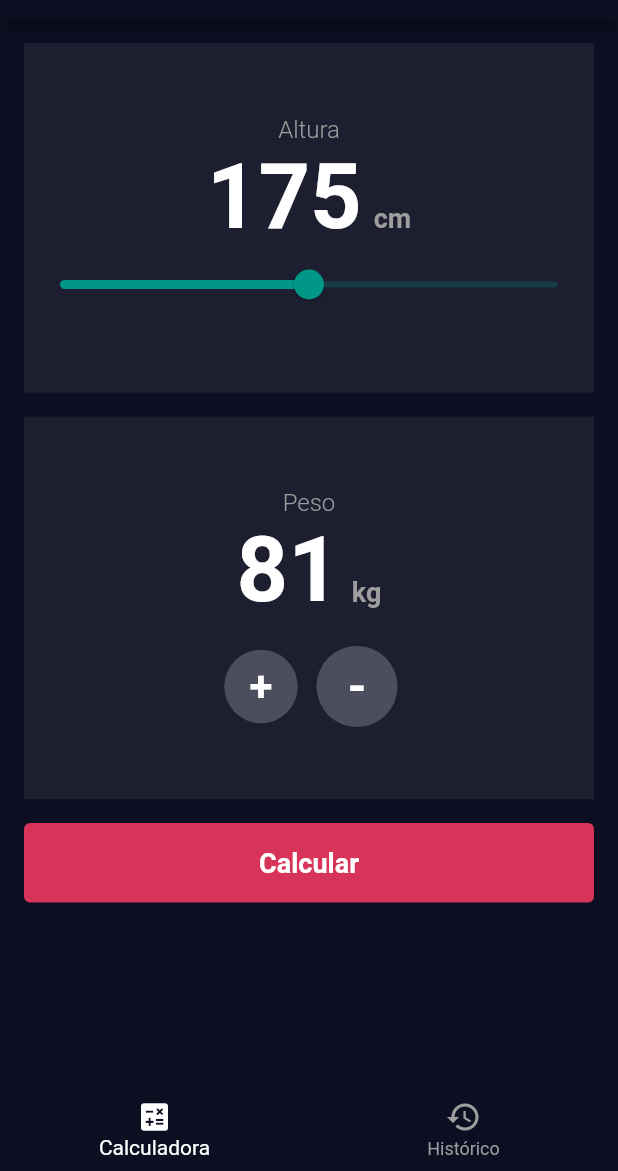
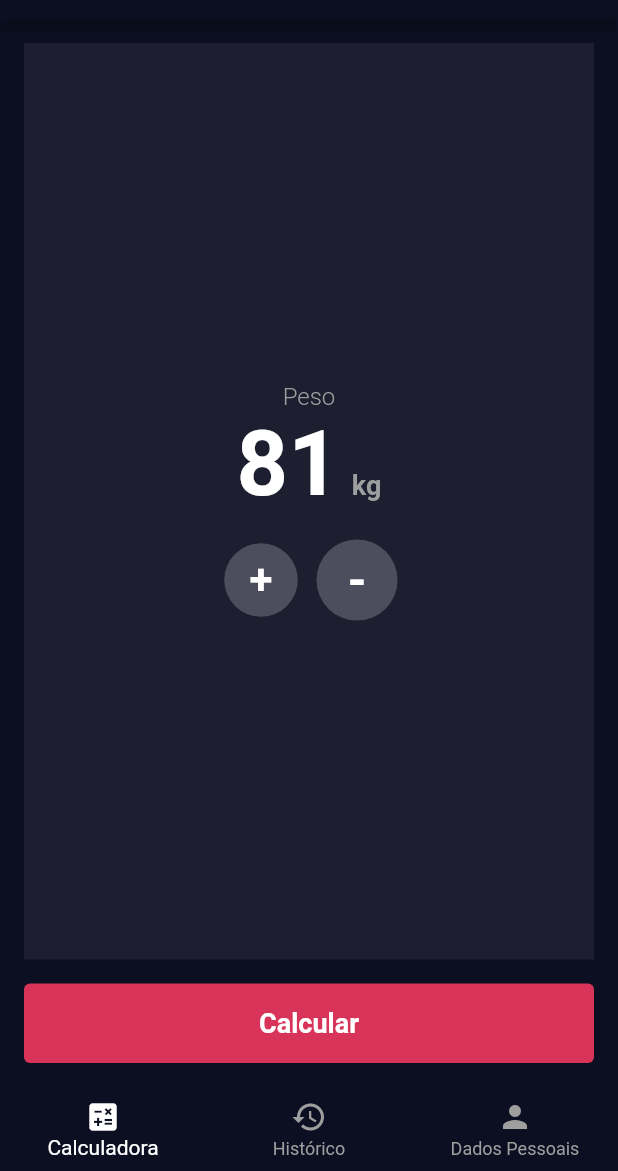
Before and after one commit to jeiseldias/dio-imcflutter, a Flutter app: the screen it shows after launch, after a tap on an icon or button, on a phone screen of 412 x 824 dp, the part 65-1236 px from its top. Run offline on Flutter 3.47's test engine with Material 2 defaults, Android fonts, the phone set to English and light mode, and no system bars; our stand-ins replace google_fonts, sqflite; accounts and stored records are empty.

Commit message:
Iniciando implementação

```diff
--- a/lib/model/imc.dart
+++ b/lib/model/imc_model.dart
@@ -1,9 +1,11 @@
 import 'dart:math';
 
-class Imc {
+class ImcModel {
+  int _id = 0;
   int _altura = 0;
   int _peso = 0;
 
+  int get id => _id;
   int get altura => _altura;
 
   int get peso => _peso;
@@ -53,5 +55,9 @@ class Imc {
     return resposta.toUpperCase();
   }
 
-  Imc(this._altura, this._peso);
+  ImcModel(int altura, int peso) {
+    _id = 0;
+    _altura = altura;
+    _peso = peso;
+  }
 }
--- a/lib/pages/form_page.dart
+++ b/lib/pages/form_page.dart
@@ -1,84 +1,43 @@
 import 'package:flutter/material.dart';
-import 'package:imc/model/imc.dart';
+import 'package:imc/model/imc_model.dart';
 import 'package:imc/pages/result_page.dart';
+import 'package:imc/repositories/imc_repository.dart';
 
 class FormPage extends StatefulWidget {
-  final List<Imc> historico;
-  const FormPage({super.key, required this.historico});
+  const FormPage({super.key});
 
   @override
   State<FormPage> createState() => _FormPageState();
 }
 
 class _FormPageState extends State<FormPage> {
+  IMCRepository imcRepository = IMCRepository();
   int alturaEscolhida = 175;
   int pesoEscolhido = 80;
 
-  void handleCalcular() {
-    widget.historico.add(Imc(alturaEscolhida, pesoEscolhido));
+  void handleCalcular() async {
+    await imcRepository.salvarLeitura(ImcModel(alturaEscolhida, pesoEscolhido));
 
+    irParaResultado();
+  }
+
+  void irParaResultado() {
     Navigator.push(
-        context,
-        MaterialPageRoute(
-            builder: (context) => ResultPage(
-                  imc: Imc(alturaEscolhida, pesoEscolhido),
-                )));
+        context, MaterialPageRoute(builder: (context) => ResultPage()));
   }
 
   @override
   Widget build(BuildContext context) {
     return Column(
       children: [
-        Container(
-          width: double.infinity,
-          padding: const EdgeInsets.symmetric(vertical: 48),
-          margin: const EdgeInsets.fromLTRB(0, 0, 0, 16),
-          color: const Color(0xFF1D1F30),
-          child: Column(
-            children: [
-              const Text("Altura",
-                  style: TextStyle(
-                      fontSize: 16,
-                      fontWeight: FontWeight.w300,
-                      color: Colors.grey)),
-              Row(
-                mainAxisAlignment: MainAxisAlignment.center,
-                children: [
-                  Text(alturaEscolhida.toString(),
-                      style: const TextStyle(
-                          fontSize: 60,
-                          fontWeight: FontWeight.bold,
-                          color: Colors.white)),
-                  const SizedBox(
-                    width: 8,
-                  ),
-                  const Padding(
-                    padding: EdgeInsets.fromLTRB(0, 30, 0, 0),
-                    child: Text("cm",
-                        style: TextStyle(
-                            fontSize: 18,
-                            fontWeight: FontWeight.bold,
-                            color: Colors.grey)),
-                  ),
-                ],
-              ),
-              Slider(
-                  min: 120,
-                  max: 230,
-                  value: double.parse(alturaEscolhida.toString()),
-                  onChanged: (double value) {
-                    setState(() {
-                      alturaEscolhida = value.round();
-                    });
-                  }),
-            ],
-          ),
-        ),
-        Container(
+        Expanded(
+          child: Container(
               width: double.infinity,
               padding: const EdgeInsets.symmetric(vertical: 48),
               color: const Color(0xFF1D1F30),
-            child: Column(children: [
+              child: Column(
+                  mainAxisAlignment: MainAxisAlignment.center,
+                  children: [
                     const Text("Peso",
                         style: TextStyle(
                             fontSize: 16,
@@ -150,6 +109,7 @@ class _FormPageState extends State<FormPage> {
                       ],
                     ),
                   ])),
+        ),
         const SizedBox(
           height: 16,
         ),
--- a/lib/pages/history_page.dart
+++ b/lib/pages/history_page.dart
@@ -1,21 +1,35 @@
 import 'package:flutter/material.dart';
-import '../model/imc.dart';
+import 'package:imc/repositories/imc_repository.dart';
+import '../model/imc_model.dart';
 
 class HistoryPage extends StatefulWidget {
-  final List<Imc> historico;
-  const HistoryPage({super.key, required this.historico});
+  const HistoryPage({super.key});
 
   @override
   State<HistoryPage> createState() => _HistoryPageState();
 }
 
 class _HistoryPageState extends State<HistoryPage> {
+  IMCRepository imcRepository = IMCRepository();
+  List<ImcModel> _leituras = [];
+
+  @override
+  void initState() {
+    super.initState();
+    obterLeituras();
+  }
+
+  void obterLeituras() async {
+    _leituras = await imcRepository.obterLeituras();
+    setState(() {});
+  }
+
   @override
   Widget build(BuildContext context) {
     return ListView.builder(
-      itemCount: widget.historico.length,
+      itemCount: _leituras.length,
       itemBuilder: (BuildContext bc, int index) {
-        var currentIMC = widget.historico[index];
+        var currentIMC = _leituras[index];
         return ListTile(
           title: Text(
             currentIMC.retornaResultado(currentIMC.calcularIMC()),
--- a/lib/pages/main_page.dart
+++ b/lib/pages/main_page.dart
@@ -1,7 +1,8 @@
 import 'package:flutter/material.dart';
-import 'package:imc/model/imc.dart';
+import 'package:imc/model/imc_model.dart';
 import 'package:imc/pages/form_page.dart';
 import 'package:imc/pages/history_page.dart';
+import 'package:imc/pages/settings_page.dart';
 
 class MainPage extends StatefulWidget {
   const MainPage({super.key});
@@ -13,7 +14,7 @@ class MainPage extends StatefulWidget {
 class _MainPageState extends State<MainPage> {
   PageController controller = PageController(initialPage: 0);
   int pageNumber = 0;
-  List<Imc> historico = [];
+  List<ImcModel> historico = [];
 
   @override
   Widget build(BuildContext context) {
@@ -36,9 +37,10 @@ class _MainPageState extends State<MainPage> {
                     pageNumber = value;
                   });
                 },
-                children: [
-                  FormPage(historico: historico),
-                  HistoryPage(historico: historico),
+                children: const [
+                  FormPage(),
+                  HistoryPage(),
+                  SettingsPage(),
                 ],
               ),
             ),
@@ -57,6 +59,8 @@ class _MainPageState extends State<MainPage> {
                   label: "Calculadora", icon: Icon(Icons.calculate)),
               BottomNavigationBarItem(
                   label: "Histórico", icon: Icon(Icons.history)),
+              BottomNavigationBarItem(
+                  label: "Dados Pessoais", icon: Icon(Icons.person)),
             ],
           ),
         ]),
--- /dev/null
+++ b/lib/pages/settings_page.dart
@@ -0,0 +1,130 @@
+import 'package:flutter/material.dart';
+import 'package:imc/model/usuario_model.dart';
+import 'package:imc/repositories/usuario_repository.dart';
+
+class SettingsPage extends StatefulWidget {
+  const SettingsPage({super.key});
+
+  @override
+  State<SettingsPage> createState() => _SettingsPageState();
+}
+
+class _SettingsPageState extends State<SettingsPage> {
+  UsuarioRepository _usuarioRepository = UsuarioRepository();
+  UsuarioModel _usuarioModel = UsuarioModel("", 175);
+  TextEditingController _nomeController = TextEditingController();
+
+  @override
+  void initState() {
+    super.initState();
+    obterDados();
+  }
+
+  void handleSalvar() {
+    _usuarioModel.nome = _nomeController.text;
+    _usuarioRepository.alterarDados(_usuarioModel);
+  }
+
+  void obterDados() async {
+    _usuarioModel = await _usuarioRepository.obterDados();
+    _nomeController.text = _usuarioModel.nome;
+    setState(() {});
+  }
+
+  @override
+  Widget build(BuildContext context) {
+    return ListView(children: [
+      Column(
+        children: [
+          Container(
+            width: double.infinity,
+            padding: const EdgeInsets.symmetric(vertical: 48),
+            margin: const EdgeInsets.fromLTRB(0, 0, 0, 16),
+            color: const Color(0xFF1D1F30),
+            child: Column(
+              children: [
+                const Text("Seu nome",
+                    style: TextStyle(
+                        fontSize: 16,
+                        fontWeight: FontWeight.w300,
+                        color: Colors.grey)),
+                Padding(
+                  padding: const EdgeInsets.symmetric(horizontal: 16),
+                  child: TextField(
+                    controller: _nomeController,
+                    decoration: const InputDecoration(
+                        enabledBorder: UnderlineInputBorder(
+                            borderSide: BorderSide(color: Colors.teal))),
+                    style: const TextStyle(color: Colors.white),
+                  ),
+                ),
+              ],
+            ),
+          ),
+          Container(
+            width: double.infinity,
+            padding: const EdgeInsets.symmetric(vertical: 48),
+            margin: const EdgeInsets.fromLTRB(0, 0, 0, 16),
+            color: const Color(0xFF1D1F30),
+            child: Column(
+              children: [
+                const Text("Sua altura",
+                    style: TextStyle(
+                        fontSize: 16,
+                        fontWeight: FontWeight.w300,
+                        color: Colors.grey)),
+                Row(
+                  mainAxisAlignment: MainAxisAlignment.center,
+                  children: [
+                    Text(_usuarioModel.altura.toString(),
+                        style: const TextStyle(
+                            fontSize: 60,
+                            fontWeight: FontWeight.bold,
+                            color: Colors.white)),
+                    const SizedBox(
+                      width: 8,
+                    ),
+                    const Padding(
+                      padding: EdgeInsets.fromLTRB(0, 30, 0, 0),
+                      child: Text("cm",
+                          style: TextStyle(
+                              fontSize: 18,
+                              fontWeight: FontWeight.bold,
+                              color: Colors.grey)),
+                    ),
+                  ],
+                ),
+                Slider(
+                    min: 120,
+                    max: 230,
+                    value: double.parse(_usuarioModel.altura.toString()),
+                    onChanged: (double value) {
+                      setState(() {
+                        _usuarioModel.altura =
+                            int.parse(value.round().toString());
+                      });
+                    }),
+              ],
+            ),
+          ),
+          Container(
+            width: double.infinity,
+            child: TextButton(
+              onPressed: handleSalvar,
+              style: TextButton.styleFrom(
+                  backgroundColor: const Color(0xffD83459),
+                  foregroundColor: Colors.white),
+              child: const Padding(
+                padding: EdgeInsets.symmetric(vertical: 8),
+                child: Text(
+                  "Salvar dados pessoais",
+                  style: TextStyle(fontSize: 18, fontWeight: FontWeight.bold),
+                ),
+              ),
+            ),
+          )
+        ],
+      ),
+    ]);
+  }
+}
--- /dev/null
+++ b/lib/repositories/imc_repository.dart
@@ -0,0 +1,42 @@
+import 'package:imc/model/imc_model.dart';
+import 'package:imc/repositories/sqlite_database.dart';
+
+class IMCRepository {
+  Future<List<ImcModel>> obterLeituras() async {
+    var db = await SQLiteDatabase().obterDB();
+    List<ImcModel> leituras = [];
+
+    var result = await db.rawQuery("SELECT * FROM leituras ORDER BY id DESC");
+    for (var leitura in result) {
+      leituras.add(ImcModel(int.parse(leitura["altura"].toString()),
+          int.parse(leitura["peso"].toString())));
+    }
+
+    return leituras;
+  }
+
+  Future<ImcModel> obterUltimaLeitura() async {
+    var db = await SQLiteDatabase().obterDB();
+
+    var result =
+        await db.rawQuery("SELECT * FROM leituras ORDER BY id DESC LIMIT 1");
+
+    ImcModel imcModel = ImcModel(int.parse(result[0]["altura"].toString()),
+        int.parse(result[0]["peso"].toString()));
+
+    return imcModel;
+  }
+
+  Future<void> salvarLeitura(ImcModel imcModel) async {
+    var db = await SQLiteDatabase().obterDB();
+
+    db.rawInsert("INSERT INTO leituras(altura, peso) VALUES (?,?)",
+        [imcModel.altura, imcModel.peso]);
+  }
+
+  Future<void> excluirLeitura(ImcModel imcModel) async {
+    var db = await SQLiteDatabase().obterDB();
+
+    db.rawDelete("DELETE FROM leituras WHERE id = ?", [imcModel.id]);
+  }
+}
--- /dev/null
+++ b/lib/repositories/sqlite_database.dart
@@ -0,0 +1,47 @@
+import 'package:sqflite/sqflite.dart';
+import 'package:path/path.dart' as path;
+
+class SQLiteDatabase {
+  Map<int, String> scripts = {
+    1: '''
+      CREATE TABLE leituras(
+        id INTEGER PRIMARY KEY AUTOINCREMENT,
+        altura INTEGER,
+        peso INTEGER
+      );
+    ''',
+    2: '''
+      CREATE TABLE dados(
+        nome TEXT,
+        altura INTEGER
+      );
+    ''',
+    3: '''
+      INSERT INTO dados (nome, altura) VALUES ("",175);
+    ''',
+  };
+
+  static Database? db;
+
+  Future<Database> obterDB() async {
+    if (db == null) {
+      return await iniciarDB();
+    } else {
+      return db!;
+    }
+  }
+
+  Future<Database> iniciarDB() async {
+    return await openDatabase(
+        path.join(await getDatabasesPath(), 'database.imc'),
+        version: scripts.length, onCreate: (Database db, int version) async {
+      for (var i = 1; i <= scripts.length; i++) {
+        await db.execute(scripts[i]!);
+      }
+    }, onUpgrade: (Database db, int oldVersion, int newVersion) async {
+      for (var i = oldVersion + 1; i <= scripts.length; i++) {
+        await db.execute(scripts[i]!);
+      }
+    });
+  }
+}
--- /dev/null
+++ b/lib/repositories/usuario_repository.dart
@@ -0,0 +1,21 @@
+import 'package:imc/model/usuario_model.dart';
+import 'package:imc/repositories/sqlite_database.dart';
+
+class UsuarioRepository {
+  Future<void> alterarDados(UsuarioModel usuarioModel) async {
+    var db = await SQLiteDatabase().obterDB();
+
+    db.rawUpdate("UPDATE dados SET nome = ?, altura = ?",
+        [usuarioModel.nome, usuarioModel.altura]);
+  }
+
+  Future<UsuarioModel> obterDados() async {
+    var db = await SQLiteDatabase().obterDB();
+    var result = await db.rawQuery("SELECT * FROM dados LIMIT 1");
+
+    UsuarioModel dados = UsuarioModel(result[0]["nome"].toString(),
+        int.parse(result[0]["altura"].toString()));
+
+    return dados;
+  }
+}
--- a/pubspec.yaml
+++ b/pubspec.yaml
@@ -28,6 +28,7 @@ environment:
 # the latest version available on pub.dev. To see which dependencies have newer
 # versions available, run `flutter pub outdated`.
 dependencies:
+  sqflite: ^2.3.0
   google_fonts: ^6.1.0
   flutter:
     sdk: flutter
```
Also changed, not shown: lib/model/usuario_model.dart (added, +17 -0 lines), lib/pages/result_page.dart (+20 -6 lines), pubspec.lock, 1 other file. Lines whose indentation alone changed are shown as unchanged.
